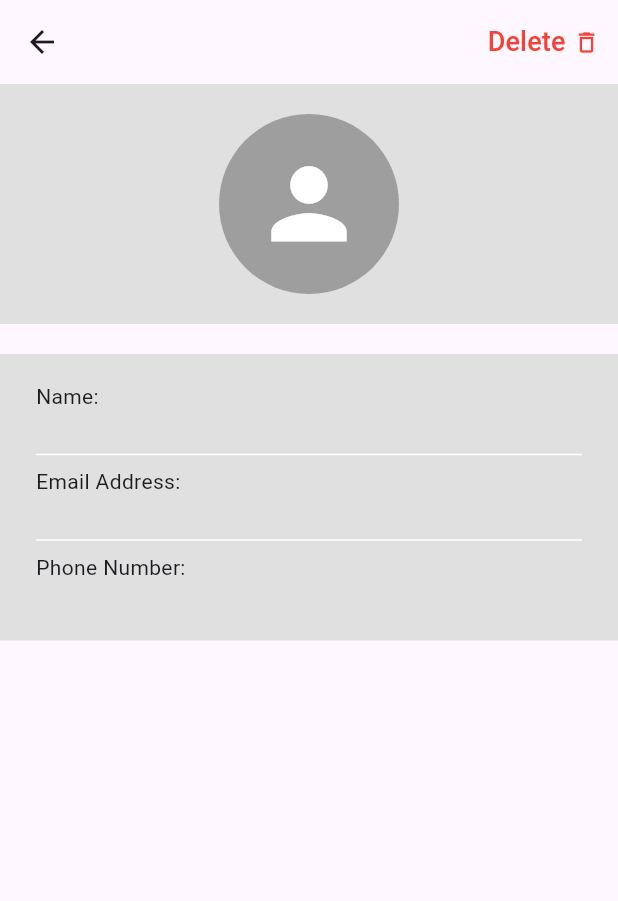
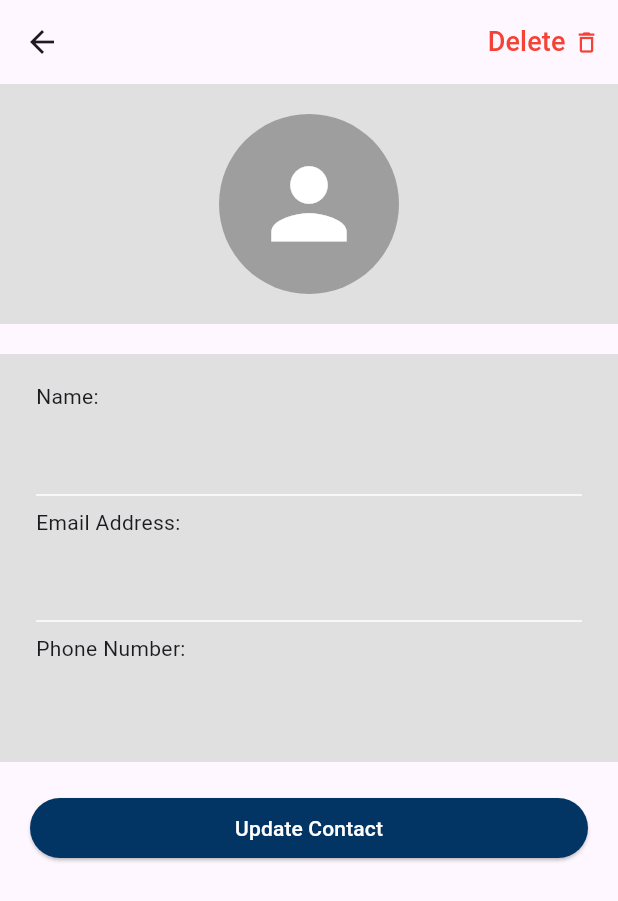
Before and after one commit to repsajanboy/contacts_manager, a Flutter app: the EditContactScreen screen opened directly with empty values, on a phone screen of 412 x 824 dp. Shown: the top 901 px of the screen. Run offline on Flutter 3.47's test engine with Material 3 defaults, Android fonts, the phone set to English and light mode, and no system bars; our stand-ins replace equatable, flutter_bloc, shared_preferences; accounts and stored records are empty.

Commit message:
edit contac textfield, api, and repo

```diff
--- a/contacts_manager_ui/lib/blocs/edit_contact/edit_contact_bloc.dart
+++ b/contacts_manager_ui/lib/blocs/edit_contact/edit_contact_bloc.dart
@@ -1,4 +1,6 @@
+import 'package:contacts_manager_ui/data/model/contact_model.dart';
 import 'package:contacts_manager_ui/data/repository/contact_repository.dart';
+import 'package:equatable/equatable.dart';
 import 'package:flutter/material.dart';
 import 'package:flutter_bloc/flutter_bloc.dart';
 
@@ -6,11 +8,60 @@ part 'edit_contact_event.dart';
 part 'edit_contact_state.dart';
 
 class EditContactBloc extends Bloc<EditContactEvent, EditContactState> {
-  EditContactBloc() : super(EditContactInitial()) {
+  EditContactBloc() : super(EditContactState()) {
     on<ContactDeleted>(_deleteContact);
+    on<EditContactNameChanged>(
+      (event, emit) => emit(state.copyWith(name: event.name)),
+    );
+    on<EditContactEmailChanged>(
+      (event, emit) => emit(state.copyWith(email: event.email)),
+    );
+    on<EditContactPhoneNumberChanged>(
+      (event, emit) => emit(state.copyWith(phoneNumber: event.phoneNumber)),
+    );
+    on<EditContactSaved>(_saveEditContact);
+    on<EditContactInitialized>(_initializedContactValues);
   }
 
   final ContactRepository contactRepository = ContactRepository();
+
+  Future<void> _saveEditContact(
+    EditContactSaved event,
+    Emitter<EditContactState> emit,
+  ) async {
+    try {
+      Map<String, dynamic> data = {
+        "id": event.id,
+        "name": state.name,
+        "email": state.email,
+        "phoneNumber": state.phoneNumber,
+        "profilePicture": state.profilePicture,
+        "dateCreated": state.dateCreated!.toIso8601String()
+      };
+
+      await contactRepository.updateContact(event.id!, data);
+    } on Exception catch (e) {
+      print(e.toString());
+    }
+  }
+
+  Future<void> _initializedContactValues(
+    EditContactInitialized event,
+    Emitter<EditContactState> emit,
+  ) async {
+    try {
+      emit(state.copyWith(
+        id: event.contact.id,
+        name: event.contact.name,
+        email: event.contact.email,
+        phoneNumber: event.contact.phoneNumber,
+        profilePicture: event.contact.profilePicture,
+        dateCreated: event.contact.dateCreated,
+      ));
+    } on Exception catch (e) {
+      print(e.toString());
+    }
+  }
 
   Future<void> _deleteContact(
     ContactDeleted event,
--- a/contacts_manager_ui/lib/blocs/edit_contact/edit_contact_event.dart
+++ b/contacts_manager_ui/lib/blocs/edit_contact/edit_contact_event.dart
@@ -8,3 +8,33 @@ class ContactDeleted extends EditContactEvent {
 
   ContactDeleted({required this.id});
 }
+
+class EditContactNameChanged extends EditContactEvent {
+  final String? name;
+
+  EditContactNameChanged({required this.name});
+}
+
+class EditContactEmailChanged extends EditContactEvent {
+  final String? email;
+
+  EditContactEmailChanged({required this.email});
+}
+
+class EditContactPhoneNumberChanged extends EditContactEvent {
+  final String? phoneNumber;
+
+  EditContactPhoneNumberChanged({required this.phoneNumber});
+}
+
+class EditContactSaved extends EditContactEvent {
+  final int? id;
+
+  EditContactSaved({required this.id});
+}
+
+class EditContactInitialized extends EditContactEvent {
+  final ContactModel contact;
+
+  EditContactInitialized({required this.contact});
+}
--- a/contacts_manager_ui/lib/blocs/edit_contact/edit_contact_state.dart
+++ b/contacts_manager_ui/lib/blocs/edit_contact/edit_contact_state.dart
@@ -1,6 +1,47 @@
 part of 'edit_contact_bloc.dart';
 
-@immutable
-sealed class EditContactState {}
+class EditContactState extends Equatable {
+  final int? id;
+  final String? name;
+  final String? email;
+  final String? phoneNumber;
+  final String? profilePicture;
+  final DateTime? dateCreated;
 
-final class EditContactInitial extends EditContactState {}
+  const EditContactState({
+    this.id,
+    this.name,
+    this.email,
+    this.phoneNumber,
+    this.profilePicture,
+    this.dateCreated,
+  });
+
+  EditContactState copyWith({
+    int? id,
+    String? name,
+    String? email,
+    String? phoneNumber,
+    String? profilePicture,
+    DateTime? dateCreated,
+  }) {
+    return EditContactState(
+      id: id ?? this.id,
+      name: name ?? this.name,
+      email: email ?? this.email,
+      phoneNumber: phoneNumber ?? this.phoneNumber,
+      profilePicture: profilePicture ?? this.profilePicture,
+      dateCreated: dateCreated ?? this.dateCreated,
+    );
+  }
+
+  @override
+  List<Object?> get props => [
+    id,
+    name,
+    email,
+    phoneNumber,
+    profilePicture,
+    dateCreated,
+  ];
+}
--- a/contacts_manager_ui/lib/data/repository/contact_repository.dart
+++ b/contacts_manager_ui/lib/data/repository/contact_repository.dart
@@ -16,6 +16,10 @@ class ContactRepository {
     await contactApi.createContact(data);
   }
 
+  Future<void> updateContact(int id, Map<String, dynamic> data) async {
+    await contactApi.editContact(id, data);
+  }
+
   Future<void> deleteContact(int id) async {
     await contactApi.deleteContact(id);
   }
--- a/contacts_manager_ui/lib/presentation/edit_contact/view/edit_contact_screen.dart
+++ b/contacts_manager_ui/lib/presentation/edit_contact/view/edit_contact_screen.dart
@@ -12,7 +12,8 @@ class EditContactScreen extends StatelessWidget {
   @override
   Widget build(BuildContext context) {
     return BlocProvider(
-      create: (context) => EditContactBloc(),
+      create: (context) =>
+          EditContactBloc()..add(EditContactInitialized(contact: contact)),
       child: Scaffold(
         appBar: AppBar(
           actions: [
@@ -37,8 +38,11 @@ class EditContactScreen extends StatelessWidget {
                             builder: (context, state) {
                               return ElevatedButton(
                                 onPressed: () {
-                                  context.read<EditContactBloc>().add(ContactDeleted(id: contact.id));
-                                  Navigator.pushNamed(context, RouteNames.contactListScreen);
+                                  context
+                                      .read<EditContactBloc>()
+                                      .add(ContactDeleted(id: contact.id));
+                                  Navigator.pushNamed(
+                                      context, RouteNames.contactListScreen);
                                 },
                                 style: ElevatedButton.styleFrom(
                                   backgroundColor: Colors.red,
@@ -99,7 +103,26 @@ class EditContactScreen extends StatelessWidget {
                   children: [
                     Column(
                       crossAxisAlignment: CrossAxisAlignment.start,
-                      children: [Text('Name:'), Text(contact.name ?? '')],
+                      children: [
+                        Text('Name:'),
+                        BlocBuilder<EditContactBloc, EditContactState>(
+                          builder: (context, state) {
+                            return TextFormField(
+                              initialValue: state.name ?? contact.name,
+                              decoration: InputDecoration(
+                                border: UnderlineInputBorder(
+                                  borderSide: BorderSide.none,
+                                ),
+                              ),
+                              onChanged: (value) {
+                                context
+                                    .read<EditContactBloc>()
+                                    .add(EditContactNameChanged(name: value));
+                              },
+                            );
+                          },
+                        ),
+                      ],
                     ),
                     Divider(
                       color: Colors.white,
@@ -108,7 +131,23 @@ class EditContactScreen extends StatelessWidget {
                       crossAxisAlignment: CrossAxisAlignment.start,
                       children: [
                         Text('Email Address:'),
-                        Text(contact.email ?? '')
+                        BlocBuilder<EditContactBloc, EditContactState>(
+                          builder: (context, state) {
+                            return TextFormField(
+                              initialValue: state.email ?? contact.email,
+                              decoration: InputDecoration(
+                                border: UnderlineInputBorder(
+                                  borderSide: BorderSide.none,
+                                ),
+                              ),
+                              onChanged: (value) {
+                                context
+                                    .read<EditContactBloc>()
+                                    .add(EditContactEmailChanged(email: value));
+                              },
+                            );
+                          },
+                        )
                       ],
                     ),
                     Divider(
@@ -118,12 +157,55 @@ class EditContactScreen extends StatelessWidget {
                       crossAxisAlignment: CrossAxisAlignment.start,
                       children: [
                         Text('Phone Number:'),
-                        Text(contact.phoneNumber ?? '')
+                        BlocBuilder<EditContactBloc, EditContactState>(
+                          builder: (context, state) {
+                            return TextFormField(
+                              initialValue:
+                                  state.phoneNumber ?? contact.phoneNumber,
+                              decoration: InputDecoration(
+                                border: UnderlineInputBorder(
+                                  borderSide: BorderSide.none,
+                                ),
+                              ),
+                              onChanged: (value) {
+                                context.read<EditContactBloc>().add(
+                                    EditContactPhoneNumberChanged(
+                                        phoneNumber: value));
+                              },
+                            );
+                          },
+                        )
                       ],
                     ),
                   ],
                 ),
               ),
+            ),
+            SizedBox(height: 20),
+            BlocBuilder<EditContactBloc, EditContactState>(
+              builder: (context, state) {
+                return Container(
+                  padding: EdgeInsets.symmetric(horizontal: 20.0),
+                  width: double.infinity,
+                  child: ElevatedButton(
+                    onPressed: () {
+                      context
+                          .read<EditContactBloc>()
+                          .add(EditContactSaved(id: contact.id));
+                    },
+                    style: ElevatedButton.styleFrom(
+                      backgroundColor: Color(0xff023563),
+                      foregroundColor: Colors.white,
+                    ),
+                    child: Padding(
+                      padding: const EdgeInsets.all(10.0),
+                      child: Text(
+                        'Update Contact',
+                      ),
+                    ),
+                  ),
+                );
+              },
             )
           ],
         ),
```
Also changed, not shown: contacts_manager_ui/lib/data/api/contact_api.dart (+19 -1 lines).
